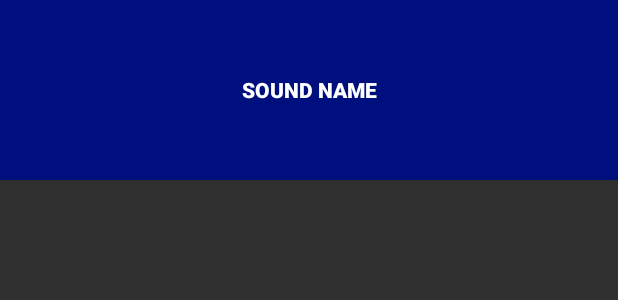
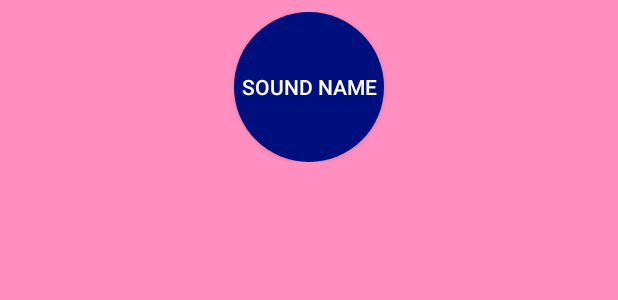
Before and after one commit to sonofkoolaidman/BeatBox, an Android app: the layout list_item_sound.xml on its own in the app's theme, with its tools: preview values and no code run, on a phone screen of 412 x 824 dp. Shown: the top 300 px of the screen. Run offline under Robolectric (Android 15) with nearby library versions, the phone set to English and light mode, and no system bars.

Commit message:
added pressing thing

```diff
--- /dev/null
+++ b/app/src/main/res/drawable/button_beat_box.xml
@@ -0,0 +1,6 @@
+<?xml version="1.0" encoding="utf-8"?>
+<selector xmlns:android="http://schemas.android.com/apk/res/android">
+    <item android:drawable="@drawable/button_beat_box_pressed" android:state_pressed="true"/>
+    <item android:drawable="@drawable/button_beat_box_normal" />
+
+</selector>
--- /dev/null
+++ b/app/src/main/res/drawable/button_beat_box_normal.xml
@@ -0,0 +1,7 @@
+<?xml version="1.0" encoding="utf-8"?>
+<shape xmlns:android="http://schemas.android.com/apk/res/android"
+    android:shape="oval">
+
+    <solid android:color="@color/blue" />
+
+</shape>
--- /dev/null
+++ b/app/src/main/res/drawable/button_beat_box_pressed.xml
@@ -0,0 +1,7 @@
+<?xml version="1.0" encoding="utf-8"?>
+<shape xmlns:android="http://schemas.android.com/apk/res/android"
+    android:shape="oval">
+
+    <solid android:color="@color/lime" />
+
+</shape>
--- a/app/src/main/res/layout/list_item_sound.xml
+++ b/app/src/main/res/layout/list_item_sound.xml
@@ -7,11 +7,16 @@
             type="com.ctech.max.beatbox.SoundViewModel" />
     </data>
 
-    <Button
-        style="@style/BeatBoxButton.Strong"
+    <FrameLayout
         android:layout_width="match_parent"
-        android:layout_height="120dp"
-        android:onClick="@{() -> viewModel.onButtonClicked()}"
-        android:text="@{viewModel.title}"
-        tools:text="Sound name"/>
+        android:layout_height="wrap_content"
+        android:layout_margin="8dp">
+        <Button
+            android:layout_width="100dp"
+            android:layout_height="100dp"
+            android:layout_gravity="center"
+            android:onClick="@{() -> viewModel.onButtonClicked()}"
+            android:text="@{viewModel.title}"
+            tools:text="Sound name"/>
+    </FrameLayout>
 </layout>
--- a/app/src/main/res/values/styles.xml
+++ b/app/src/main/res/values/styles.xml
@@ -6,16 +6,15 @@
         <item name="colorPrimary">@color/lime</item>
         <item name="colorPrimaryDark">@color/orange</item>
         <item name="colorAccent">@color/magenta</item>
+
+        <item name="android:windowBackground">@color/pink</item>
+        <item name="buttonStyle">@style/BeatBoxButton</item>
     </style>
 
     <!-- a style for our sound buttons -->
     <style name="BeatBoxButton" parent="Widget.AppCompat.Button">
-        <item name="android:background">@color/blue</item>
+        <item name="android:background">@drawable/button_beat_box</item>
     </style>
 
-    <!-- a BOLD style for our sound Buttons -->
-    <style name="BeatBoxButton.Strong">
-        <item name="android:textStyle">bold</item>
-    </style>
 
 </resources>
```
